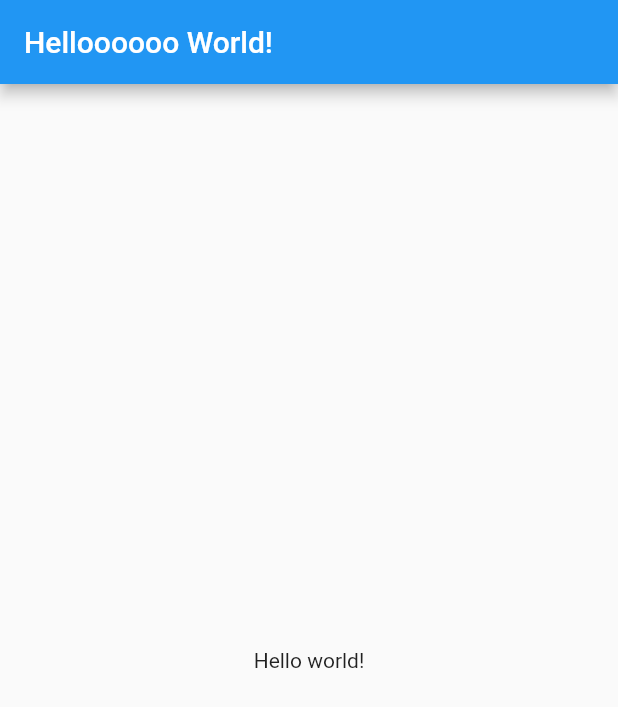
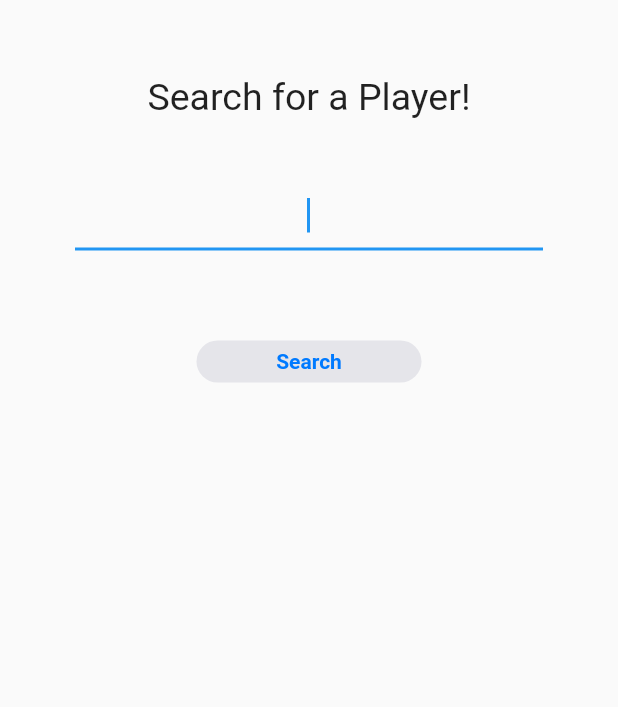
Before and after one commit to arggrande/yolo-flutter, a Flutter app: the screen it shows after launch, on a phone screen of 412 x 824 dp. Shown: the top 707 px of the screen. Run offline on Flutter 3.47's test engine with Material 2 defaults, Android fonts, the phone set to English and light mode, and no system bars; our stand-ins replace flutter_dotenv.

Commit message:
Added basic Search API

```diff
--- /dev/null
+++ b/yoloApp/lib/components/fancyButton.dart
@@ -0,0 +1,203 @@
+import 'package:flutter/cupertino.dart';
+import 'package:flutter/material.dart';
+
+enum Status { stopped, inProgress, finished, error }
+
+abstract class FancyButtonController implements ChangeNotifier {
+  Status get status;
+  double get progress;
+
+  void onStart();
+  void onCancel();
+  void onOpenResult();
+}
+
+class FancyController extends FancyButtonController with ChangeNotifier {
+  FancyController(
+      {Status status = Status.stopped,
+      required double progress,
+      required VoidCallback onOpenResult,
+      required VoidCallback onStart,
+      required VoidCallback onCancel})
+      : _status = status,
+        _progress = progress,
+        _onOpenResult = onOpenResult,
+        _onStart = onStart,
+        _onCancel = onCancel;
+
+  Status _status;
+  @override
+  Status get status => _status;
+
+  double _progress;
+  @override
+  double get progress => _progress;
+
+  final VoidCallback _onOpenResult;
+  final VoidCallback _onStart;
+  final VoidCallback _onCancel;
+
+  bool _isStarted = false;
+
+  @override
+  void onStart() {
+    notifyListeners();
+
+    if (status == Status.stopped && !_isStarted) {
+      _isStarted = true;
+
+      _onStart();
+      notifyListeners();
+    }
+  }
+
+  @override
+  void onCancel() {
+    _progress = 0;
+    _isStarted = false;
+    _status = Status.stopped;
+    _onCancel();
+    notifyListeners();
+  }
+
+  @override
+  void onOpenResult() {
+    if (status == Status.finished) {
+      _onOpenResult();
+    }
+  }
+}
+
+@immutable
+class FancyButton extends StatelessWidget {
+  FancyButton(
+      {Key? key,
+      required this.status,
+      this.transitionDuration = const Duration(milliseconds: 500),
+      this.progress = 0.0,
+      required this.onStart,
+      required this.onCancel,
+      required this.onOpenResult,
+      required this.text})
+      : super(key: key);
+
+  final VoidCallback onStart;
+  final VoidCallback onCancel;
+  final VoidCallback onOpenResult;
+
+  final Status status;
+  final Duration transitionDuration;
+  final double progress;
+  final String text;
+
+  bool get _inProgress => status == Status.inProgress;
+  bool get _isFinished => status == Status.finished;
+
+  void _onPressed() {
+    switch (status) {
+      case Status.stopped:
+        onStart();
+        break;
+
+      case Status.inProgress:
+        onCancel();
+        break;
+
+      case Status.finished:
+        onOpenResult();
+        break;
+
+      case Status.error:
+        // nothing here!
+        break;
+    }
+  }
+
+  @override
+  Widget build(BuildContext context) {
+    return GestureDetector(
+        onTap: _onPressed,
+        child: Stack(
+          children: [
+            _buildButtonShape(child: _buildText(context)),
+            _buildDownloadingProgress()
+          ],
+        ));
+  }
+
+  Widget _buildDownloadingProgress() {
+    return Positioned.fill(
+        child: AnimatedOpacity(
+            duration: transitionDuration,
+            opacity: _inProgress ? 1.0 : 0.0,
+            curve: Curves.ease,
+            child: Stack(
+              alignment: Alignment.center,
+              children: [
+                _buildProgressIndicator(),
+                if (_inProgress)
+                  const Icon(Icons.stop,
+                      size: 14.0, color: CupertinoColors.activeBlue)
+              ],
+            )));
+  }
+
+  Widget _buildProgressIndicator() {
+    return AspectRatio(
+      aspectRatio: 1.0,
+      child: TweenAnimationBuilder<double>(
+        tween: Tween(begin: 0.0, end: progress),
+        duration: const Duration(milliseconds: 200),
+        builder: (context, progress, child) {
+          return CircularProgressIndicator(
+            backgroundColor: _inProgress
+                ? CupertinoColors.lightBackgroundGray
+                : Colors.white.withOpacity(0.0),
+            valueColor: AlwaysStoppedAnimation(_inProgress
+                ? CupertinoColors.lightBackgroundGray
+                : CupertinoColors.activeBlue),
+            strokeWidth: 2.0,
+            value: progress,
+          );
+        },
+      ),
+    );
+  }
+
+  Widget _buildButtonShape({
+    required Widget child,
+  }) {
+    return AnimatedContainer(
+        margin: EdgeInsets.all(20),
+        duration: transitionDuration,
+        curve: Curves.ease,
+        width: 150,
+        decoration: _inProgress
+            ? ShapeDecoration(
+                shape: const CircleBorder(),
+                color: Colors.white.withOpacity(0.0))
+            : const ShapeDecoration(
+                shape: StadiumBorder(),
+                color: CupertinoColors.lightBackgroundGray),
+        child: child);
+  }
+
+  Widget _buildText(BuildContext context) {
+    final textValue = _isFinished ? 'View Results' : text;
+    final opacity = _inProgress ? 0.0 : 1.0;
+
+    return Padding(
+        padding: const EdgeInsets.symmetric(vertical: 6),
+        child: AnimatedOpacity(
+          duration: transitionDuration,
+          opacity: opacity,
+          curve: Curves.ease,
+          child: Text(
+            textValue,
+            textAlign: TextAlign.center,
+            style: Theme.of(context).textTheme.button?.copyWith(
+                fontWeight: FontWeight.bold, color: CupertinoColors.activeBlue),
+          ),
+        ));
+  }
+}
--- a/yoloApp/lib/main.dart
+++ b/yoloApp/lib/main.dart
@@ -1,7 +1,7 @@
 import 'package:flutter/material.dart';
-import 'package:http/http.dart';
 import 'package:flutter_dotenv/flutter_dotenv.dart';
-import 'dart:developer' as developer;
+import 'package:yoloapp/screens/search.dart';
+import 'package:yoloapp/screens/searchResults.dart';
 
 Future main() async {
   // Load our core .env file
@@ -15,52 +15,12 @@ class MyApp extends StatelessWidget {
   @override
   Widget build(BuildContext context) {
     return MaterialApp(
-      title: 'The YOLO Flutter Workshop™',
-      theme: ThemeData(
-        primarySwatch: Colors.blue,
-      ),
-      home: MyHomePage(title: 'Helloooooo World!'),
-    );
+        title: 'The YOLO Flutter Workshop™',
+        theme: ThemeData(
+          primarySwatch: Colors.blue,
+        ),
+        routes: {
+          '/': (context) => Search(),
+        });
   }
 }
-
-class MyHomePage extends StatefulWidget {
-  MyHomePage({Key? key, required this.title}) : super(key: key);
-
-  // This widget is the home page of your application. It is stateful, meaning
-  // that it has a State object (defined below) that contains fields that affect
-  // how it looks.
-
-  // This class is the configuration for the state. It holds the values (in this
-  // case the title) provided by the parent (in this case the App widget) and
-  // used by the build method of the State. Fields in a Widget subclass are
-  // always marked "final".
-
-  final String title;
-
-  @override
-  _MyHomePageState createState() => _MyHomePageState();
-}
-
-class _MyHomePageState extends State<MyHomePage> {
-  @override
-  Widget build(BuildContext context) {
-    var x = dotenv.get('API_KEY');
-    developer.log('API_KEY: $x', name: 'yolo.lol');
-    return Scaffold(
-      appBar: AppBar(
-        title: Text(widget.title),
-      ),
-      body: Center(
-        child: Column(
-          mainAxisAlignment: MainAxisAlignment.center,
-          children: <Widget>[
-            Text(
-              'Hello world!',
-            ),
-          ],
-        ),
-      ),
-    );
-  }
-}
--- /dev/null
+++ b/yoloApp/lib/models/trackerApiResponse.dart
@@ -0,0 +1,47 @@
+import 'dart:convert';
+
+class TrackerApiResponse {
+  final int platformId;
+  final String platformSlug;
+  final String platformUserIdentifier;
+  final String platformUserId;
+  final String platformUserHandle;
+  final String avatarUrl;
+  final String? status;
+  final Object? additionalParameters;
+
+  TrackerApiResponse(
+      {required this.platformId,
+      required this.platformSlug,
+      required this.platformUserIdentifier,
+      required this.platformUserId,
+      required this.platformUserHandle,
+      required this.avatarUrl,
+      required this.status,
+      required this.additionalParameters});
+
+  factory TrackerApiResponse.fromJson(Map<String, dynamic> json) {
+    return TrackerApiResponse(
+        platformId: json['platformId'],
+        platformSlug: json['platformSlug'],
+        platformUserIdentifier: json['platformUserIdentifier'],
+        platformUserId: json['platformUserId'],
+        platformUserHandle: json['platformUserHandle'],
+        avatarUrl: json['avatarUrl'],
+        status: json['status'],
+        additionalParameters: json['additionalParameters']);
+  }
+}
+
+class TrackerApiSearchResponse {
+  final List<TrackerApiResponse> data;
+
+  TrackerApiSearchResponse({required this.data});
+
+  factory TrackerApiSearchResponse.fromJson(String body) {
+    final parsesdResponse = jsonDecode(body).cast<Map<String, dynamic>>();
+
+    return parsesdResponse
+        .map<TrackerApiResponse>((json) => TrackerApiResponse.fromJson(json));
+  }
+}
--- /dev/null
+++ b/yoloApp/lib/screens/search.dart
@@ -0,0 +1,190 @@
+import 'dart:convert';
+import 'package:flutter/foundation.dart';
+import 'package:flutter_dotenv/flutter_dotenv.dart';
+import 'package:flutter/cupertino.dart';
+import 'package:flutter/material.dart';
+import 'package:http/http.dart' as http;
+import 'package:yoloapp/components/fancyButton.dart';
+import 'package:yoloapp/models/trackerApiResponse.dart';
+
+class Search extends StatelessWidget {
+  Search({Key? key}) : super(key: key);
+
+  @override
+  Widget build(BuildContext context) {
+    return Scaffold(
+      body: SearchForm(),
+    );
+  }
+}
+
+class SearchForm extends StatefulWidget {
+  SearchForm({Key? key}) : super(key: key);
+
+  @override
+  State<StatefulWidget> createState() => _SearchFormState();
+}
+
+class _SearchFormState extends State<SearchForm> {
+  String query = '';
+  Status _searchStatus = Status.stopped;
+
+  Status get searchStatus => _searchStatus;
+  set searchStatus(Status value) {
+    _searchStatus = value;
+  }
+
+  late List<TrackerApiResponse>? _resultState = [];
+  List<TrackerApiResponse>? get results => _resultState;
+  set results(List<TrackerApiResponse>? value) {
+    _resultState = value;
+  }
+
+  double _searchProgress = 0.0;
+  double get searchProgress => _searchProgress;
+
+  set searchProgress(double value) {
+    _searchProgress = value;
+  }
+
+  final _formKey = GlobalKey<FormState>();
+  late final FancyController _buttonController;
+
+  Future<List<TrackerApiResponse>?> _searchChanged() async {
+    var searchApiUri = dotenv.get('SEARCH_API');
+    var response = await http.get(
+      Uri.parse(searchApiUri + query),
+      headers: {
+        'TRN-Api-Key': dotenv.get('API_KEY'),
+        'Accept': '*/*',
+      },
+    );
+    if (response.statusCode == 200) {
+      // Move this to a background thread to not block the main thread, to avoid jank
+      //return compute(parseResults, response.body);
+      return parseResults(response.body);
+    }
+    throw Exception('oh noes');
+  }
+
+  Future<void> getData() async {
+    try {
+      setState(() {
+        searchStatus = Status.inProgress;
+        searchProgress = 0.25;
+      });
+      setState(() {
+        searchProgress = 0.45;
+      });
+
+      var apiResults = await _searchChanged();
+      setState(() {
+        results = apiResults;
+        results?.forEach((element) {
+          print(element.platformUserHandle);
+        });
+        searchProgress = 0.8;
+      });
+      setState(() {
+        searchProgress = 1.0;
+        searchStatus = Status.finished;
+      });
+    } on Exception {
+      setState(() {
+        searchStatus = Status.error;
+        searchProgress = 0.0;
+      });
+    }
+  }
+
+  void onCancel() {
+    setState(() {
+      searchStatus = Status.stopped;
+    });
+  }
+
+  void onOpen() {
+    setState(() {
+      searchStatus = Status.stopped;
+    });
+  }
+
+  @override
+  void initState() {
+    super.initState();
+
+    _buttonController = new FancyController(
+        progress: searchProgress,
+        status: searchStatus,
+        onStart: getData,
+        onCancel: onCancel,
+        onOpenResult: onOpen);
+  }
+
+  @override
+  Widget build(BuildContext context) {
+    return Stack(alignment: AlignmentDirectional.center, children: [
+      Form(
+          key: _formKey,
+          child: Column(
+              mainAxisAlignment: MainAxisAlignment.start,
+              crossAxisAlignment: CrossAxisAlignment.center,
+              children: [
+                Container(
+                  alignment: Alignment.center,
+                  padding: EdgeInsets.symmetric(vertical: 50, horizontal: 50),
+                  child: Center(
+                      child: Column(
+                    mainAxisAlignment: MainAxisAlignment.center,
+                    crossAxisAlignment: CrossAxisAlignment.center,
+                    children: [
+                      Text(
+                        'Search for a Player!',
+                        style: TextStyle(fontSize: 25),
+                      ),
+                      Padding(padding: EdgeInsets.all(20)),
+                      TextFormField(
+                          autofocus: true,
+                          onChanged: textChanged,
+                          textAlign: TextAlign.center,
+                          style: TextStyle(fontSize: 20)),
+                      Padding(padding: EdgeInsets.all(20)),
+                      FancyButton(
+                          progress: searchProgress,
+                          text: 'Search',
+                          status: searchStatus,
+                          onStart: _buttonController.onStart,
+                          onCancel: _buttonController.onCancel,
+                          onOpenResult: _buttonController.onOpenResult),
+                      if (_resultState?.isNotEmpty ?? false)
+                        Stack(
+                          children: [
+                            Padding(padding: EdgeInsets.all(20)),
+                            Text(
+                                'results found, first player is: ${results?.first.platformUserHandle}',
+                                style: TextStyle(
+                                    fontStyle: FontStyle.italic, fontSize: 15))
+                          ],
+                        ),
+                    ],
+                  )),
+                )
+              ]))
+    ]);
+  }
+
+  List<TrackerApiResponse> parseResults(String responseBody) {
+    final parsed = jsonDecode(responseBody)['data'];
+
+    return parsed
+        .map<TrackerApiResponse>((json) => TrackerApiResponse.fromJson(json))
+        .toList();
+  }
+
+  void textChanged(String value) {
+    // We could probably also use TextControllers here instead of manually wiring up to the onChanged event of our TextFormField
+    setState(() {
+      query = value;
+    });
+  }
+}
--- a/yoloApp/pubspec.yaml
+++ b/yoloApp/pubspec.yaml
@@ -24,6 +24,7 @@ dependencies:
   flutter:
     sdk: flutter
 
+  provider: ^5.0.0
   # The following adds the Cupertino Icons font to your application.
   # Use with the CupertinoIcons class for iOS style icons.
   cupertino_icons: ^1.0.2
```
Also changed, not shown: 4 other files.
